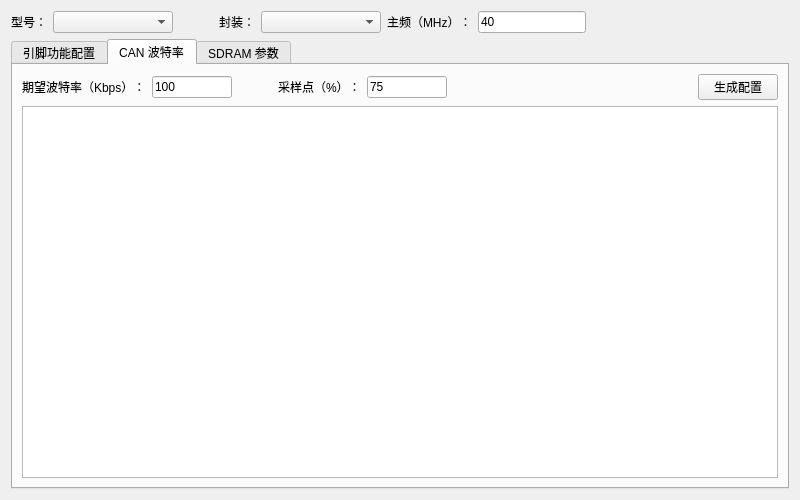
This is SWMTool.ui in Synwit-Co-Ltd/SWMTool as Qt 5 draws it before an edit. The edited form follows.
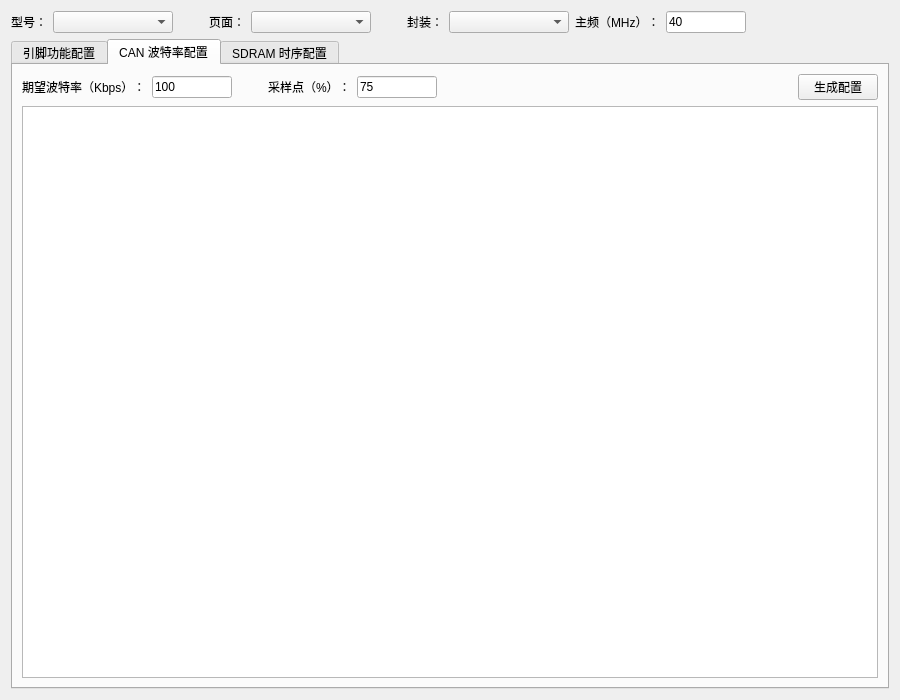
This is the edited form. The open tabs and pages were chosen to show the change.

Commit message: switch pages via combobox instead of tab bar

What changed in the file:
```diff
--- a/SWMTool.ui
+++ b/SWMTool.ui
@@ -6,8 +6,8 @@
    <rect>
     <x>0</x>
     <y>0</y>
-    <width>800</width>
-    <height>500</height>
+    <width>900</width>
+    <height>700</height>
    </rect>
   </property>
   <property name="windowTitle">
@@ -46,7 +46,40 @@
        </property>
        <property name="sizeHint" stdset="0">
         <size>
-         <width>40</width>
+         <width>30</width>
+         <height>20</height>
+        </size>
+       </property>
+      </spacer>
+     </item>
+     <item>
+      <widget class="QLabel" name="lblPage">
+       <property name="text">
+        <string>页面：</string>
+       </property>
+      </widget>
+     </item>
+     <item>
+      <widget class="QComboBox" name="cmbPage">
+       <property name="minimumSize">
+        <size>
+         <width>120</width>
+         <height>0</height>
+        </size>
+       </property>
+      </widget>
+     </item>
+     <item>
+      <spacer name="hSpacer2">
+       <property name="orientation">
+        <enum>Qt::Horizontal</enum>
+       </property>
+       <property name="sizeType">
+        <enum>QSizePolicy::Fixed</enum>
+       </property>
+       <property name="sizeHint" stdset="0">
+        <size>
+         <width>30</width>
          <height>20</height>
         </size>
        </property>
@@ -86,7 +119,7 @@
        </property>
        <property name="maximumSize">
         <size>
-         <width>120</width>
+         <width>80</width>
          <height>16777215</height>
         </size>
        </property>
@@ -96,7 +129,7 @@
       </widget>
      </item>
      <item>
-      <spacer name="hSpacer2">
+      <spacer name="hSpacer3">
        <property name="orientation">
         <enum>Qt::Horizontal</enum>
        </property>
@@ -122,7 +155,7 @@
      </widget>
      <widget class="QWidget" name="tabCAN">
       <attribute name="title">
-       <string>CAN 波特率</string>
+       <string>CAN 波特率配置</string>
       </attribute>
       <layout class="QVBoxLayout" name="vLayoutCAN">
        <item>
@@ -163,7 +196,7 @@
            </property>
            <property name="sizeHint" stdset="0">
             <size>
-             <width>40</width>
+             <width>30</width>
              <height>20</height>
             </size>
            </property>
@@ -228,7 +261,7 @@
      </widget>
      <widget class="QWidget" name="tabSDR">
       <attribute name="title">
-       <string>SDRAM 参数</string>
+       <string>SDRAM 时序配置</string>
       </attribute>
       <layout class="QVBoxLayout" name="vLayoutSDR">
        <item>
```
Left out of the diff: 13 changed lines with no effect on the pictures. The commit also changes 2 other files.
